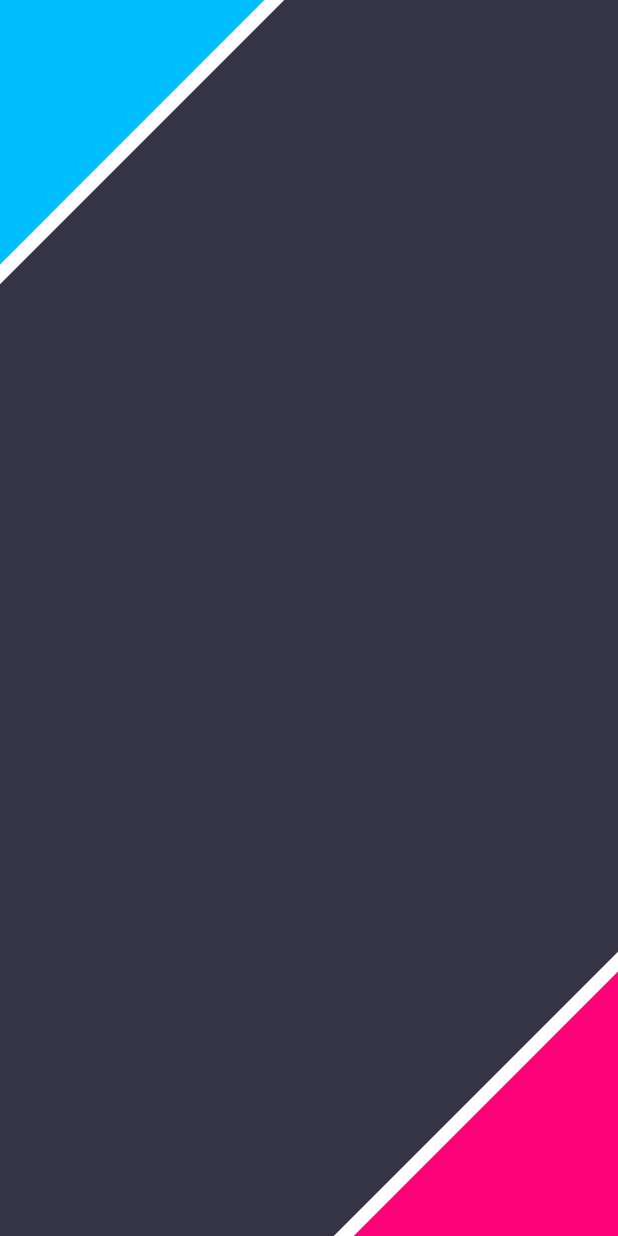
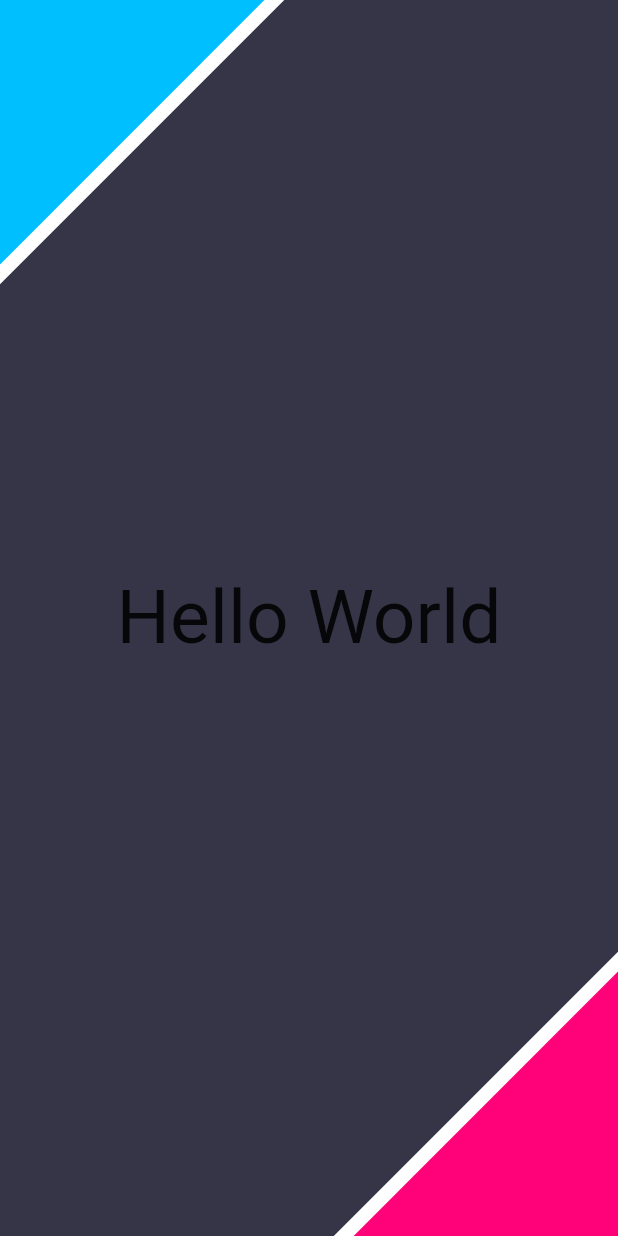
Before and after one commit to daniloapr/flutter_presentation, a Flutter app: the screen it shows after launch, on a phone screen of 412 x 824 dp. Run offline on Flutter 3.47's test engine with Material 2 defaults, Android fonts, the phone set to English and light mode, and no system bars; Roboto replaces fonts that are missing (montserrat); project files that could hold a hidden picture were left out.

Commit message:
add: @require tag on BoxedText, add:Scaffold to the IntroPage tree

```diff
--- a/lib/components/boxed_text.dart
+++ b/lib/components/boxed_text.dart
@@ -1,3 +1,4 @@
+import 'package:aula01/res/colors.dart';
 import 'package:flutter/material.dart';
 import 'package:flutter/widgets.dart';
 
@@ -5,7 +6,7 @@ class BoxedText extends StatelessWidget {
   final Color color;
   final String text;
 
-  BoxedText({this.text, this.color});
+  BoxedText({@required this.text, this.color = AppColors.pink});
 
   @override
   Widget build(BuildContext context) {
--- a/lib/components/cubos_dark_container.dart
+++ b/lib/components/cubos_dark_container.dart
@@ -28,7 +28,8 @@ class CubosDarkContainer extends StatelessWidget {
               size: Size(size, size),
               painter: _PinkTrianglePainter(),
             ),
-          )
+          ),
+          child,
         ],
       ),
     );
--- a/lib/pages/intro_page.dart
+++ b/lib/pages/intro_page.dart
@@ -5,6 +5,15 @@ import 'package:flutter/material.dart';
 class IntroPage extends StatelessWidget {
   @override
   Widget build(BuildContext context) {
-    return CubosDarkContainer();
+    return Scaffold(
+      body: CubosDarkContainer(
+        child: Center(
+          child: Text(
+            'Hello World',
+            style: TextStyle(fontSize: 50),
+          ),
+        ),
+      ),
+    );
   }
 }
```
